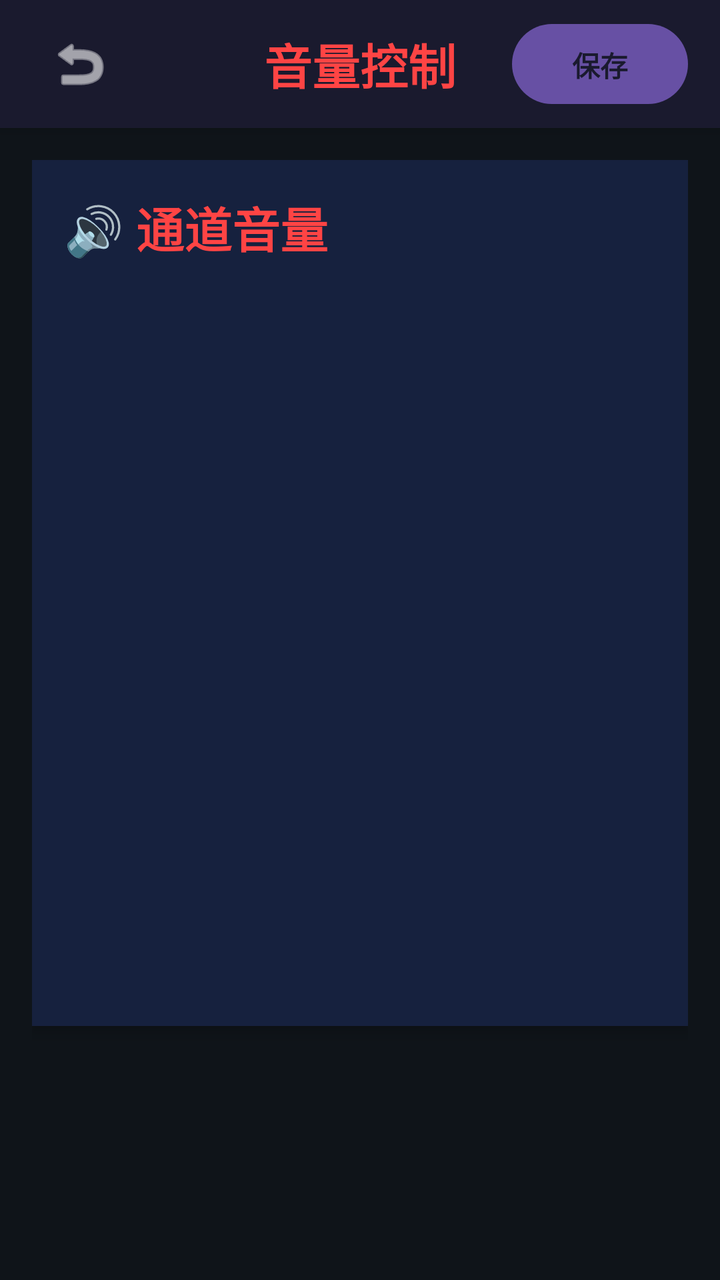
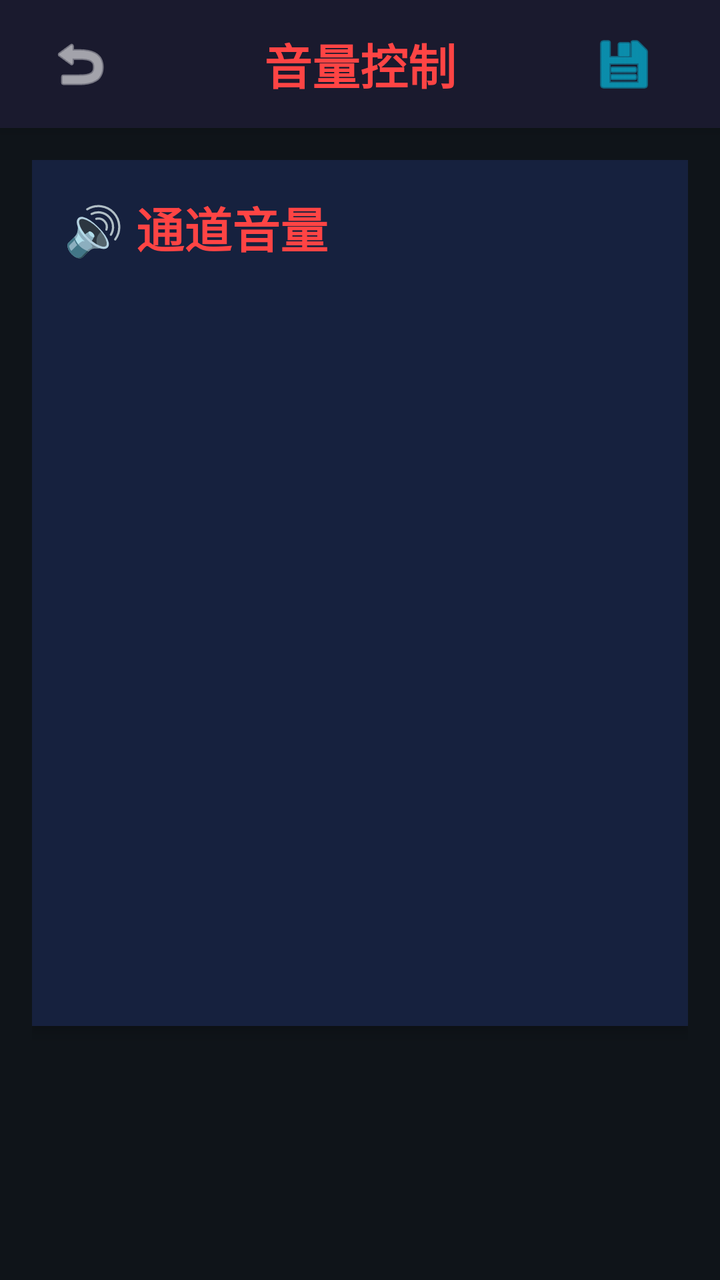

Compare the two renders of this Android layout. The source of the first and the diff that turns it into the second are given below.
<!-- AndroidManifest.xml: application theme Theme.MyApplication -->
<!-- res/layout/activity_hardware_volume.xml -->
<?xml version="1.0" encoding="utf-8"?>
<LinearLayout xmlns:android="http://schemas.android.com/apk/res/android"
    android:layout_width="match_parent"
    android:layout_height="match_parent"
    android:orientation="vertical"
    android:background="@color/bg_dark"
    android:fitsSystemWindows="true">

    
    <RelativeLayout
        android:layout_width="match_parent"
        android:layout_height="@dimen/toolbar_height"
        android:background="@color/primary_darker"
        android:elevation="@dimen/card_elevation"
        android:paddingStart="@dimen/toolbar_padding"
        android:paddingEnd="@dimen/toolbar_padding">

        <ImageButton
            android:id="@+id/btn_back_volume"
            android:layout_width="@dimen/icon_size_large"
            android:layout_height="@dimen/icon_size_large"
            android:layout_centerVertical="true"
            android:background="?attr/selectableItemBackgroundBorderless"
            android:src="@android:drawable/ic_menu_revert"
            android:tint="@color/text_primary"
            android:contentDescription="返回" />

        <TextView
            android:layout_width="wrap_content"
            android:layout_height="wrap_content"
            android:layout_centerInParent="true"
            android:text="音量控制"
            android:textSize="@dimen/text_size_xlarge"
            android:textColor="@color/text_error"
            android:textStyle="bold" />

        <Button
            android:id="@+id/btn_save_volume"
            android:layout_width="wrap_content"
            android:layout_height="@dimen/button_height_small"
            android:layout_alignParentEnd="true"
            android:layout_centerVertical="true"
            android:text="保存"
            android:textColor="@color/primary_darker"
            android:textSize="@dimen/text_size_body"
            android:textStyle="bold"
            android:background="@drawable/button_volume_glow"
            android:paddingStart="@dimen/button_padding_horizontal"
            android:paddingEnd="@dimen/button_padding_horizontal"
            android:elevation="@dimen/card_elevation" />
    </RelativeLayout>

    <ScrollView
        android:layout_width="match_parent"
        android:layout_height="match_parent"
        android:fillViewport="true">

        <LinearLayout
            android:layout_width="match_parent"
            android:layout_height="wrap_content"
            android:orientation="vertical"
            android:padding="@dimen/toolbar_padding">

            
            <LinearLayout
                android:layout_width="match_parent"
                android:layout_height="wrap_content"
                android:orientation="vertical"
                android:background="@color/bg_card"
                android:padding="@dimen/toolbar_padding"
                android:elevation="@dimen/card_elevation">

                <TextView
                    android:layout_width="wrap_content"
                    android:layout_height="wrap_content"
                    android:text="🔊 通道音量"
                    android:textSize="@dimen/text_size_xlarge"
                    android:textColor="@color/text_error"
                    android:textStyle="bold"
                    android:layout_marginBottom="@dimen/toolbar_padding" />

                <LinearLayout
                    android:id="@+id/volume_sliders_container"
                    android:layout_width="match_parent"
                    android:layout_height="350dp"
                    android:orientation="horizontal"
                    android:gravity="center"
                    android:weightSum="5">
                </LinearLayout>
            </LinearLayout>

        </LinearLayout>
    </ScrollView>

</LinearLayout>
<!-- resources referenced by this layout -->
<resources>
  <color name="bg_card">#16213E</color>
  <color name="bg_dark">#0F1419</color>
  <color name="primary_darker">#1A1A2E</color>
  <color name="text_error">#FF4444</color>
  <color name="text_primary">#FFFFFF</color>
  <dimen name="button_height_small">40dp</dimen>
  <dimen name="button_padding_horizontal">20dp</dimen>
  <dimen name="card_elevation">4dp</dimen>
  <dimen name="icon_size_large">48dp</dimen>
  <dimen name="text_size_body">14sp</dimen>
  <dimen name="text_size_xlarge">24sp</dimen>
  <dimen name="toolbar_height">64dp</dimen>
  <dimen name="toolbar_padding">16dp</dimen>
  <!-- drawable button_volume_glow (drawable) -->
  <?xml version="1.0" encoding="utf-8"?>
  <shape xmlns:android="http://schemas.android.com/apk/res/android">
      <solid android:color="#FF6B9D" />
      <corners android:radius="20dp" />
  </shape>
  <style name="Theme.MyApplication" parent="Base.Theme.MyApplication" />
  <style name="Base.Theme.MyApplication" parent="Theme.Material3.DayNight.NoActionBar">
          
          
      </style>
</resources>

<!-- the commit's change to res/layout/activity_hardware_volume.xml (unified diff, before → after) -->
@@ -34,20 +34,19 @@
             android:textColor="@color/text_error"
             android:textStyle="bold" />
 
-        <Button
+        <ImageButton
             android:id="@+id/btn_save_volume"
-            android:layout_width="wrap_content"
-            android:layout_height="@dimen/button_height_small"
+            android:layout_width="@dimen/icon_size_large"
+            android:layout_height="@dimen/icon_size_large"
             android:layout_alignParentEnd="true"
             android:layout_centerVertical="true"
-            android:text="保存"
-            android:textColor="@color/primary_darker"
-            android:textSize="@dimen/text_size_body"
-            android:textStyle="bold"
-            android:background="@drawable/button_volume_glow"
-            android:paddingStart="@dimen/button_padding_horizontal"
-            android:paddingEnd="@dimen/button_padding_horizontal"
-            android:elevation="@dimen/card_elevation" />
+            android:layout_marginEnd="8dp"
+            android:background="?attr/selectableItemBackgroundBorderless"
+            android:src="@android:drawable/ic_menu_save"
+            android:tint="@color/text_accent"
+            android:contentDescription="保存音量设置"
+            android:scaleType="centerInside"
+            android:padding="8dp" />
     </RelativeLayout>
 
     <ScrollView
<!-- resource entries referenced after the edit -->
@@ -3,22 +3,14 @@
   <color name="bg_card">#16213E</color>
   <color name="bg_dark">#0F1419</color>
   <color name="primary_darker">#1A1A2E</color>
+  <color name="text_accent">#00D9FF</color>
   <color name="text_error">#FF4444</color>
   <color name="text_primary">#FFFFFF</color>
-  <dimen name="button_height_small">40dp</dimen>
-  <dimen name="button_padding_horizontal">20dp</dimen>
   <dimen name="card_elevation">4dp</dimen>
   <dimen name="icon_size_large">48dp</dimen>
-  <dimen name="text_size_body">14sp</dimen>
   <dimen name="text_size_xlarge">24sp</dimen>
   <dimen name="toolbar_height">64dp</dimen>
   <dimen name="toolbar_padding">16dp</dimen>
-  <!-- drawable button_volume_glow (drawable) -->
-  <?xml version="1.0" encoding="utf-8"?>
-  <shape xmlns:android="http://schemas.android.com/apk/res/android">
-      <solid android:color="#FF6B9D" />
-      <corners android:radius="20dp" />
-  </shape>
   <style name="Theme.MyApplication" parent="Base.Theme.MyApplication" />
   <style name="Base.Theme.MyApplication" parent="Theme.Material3.DayNight.NoActionBar">
           
